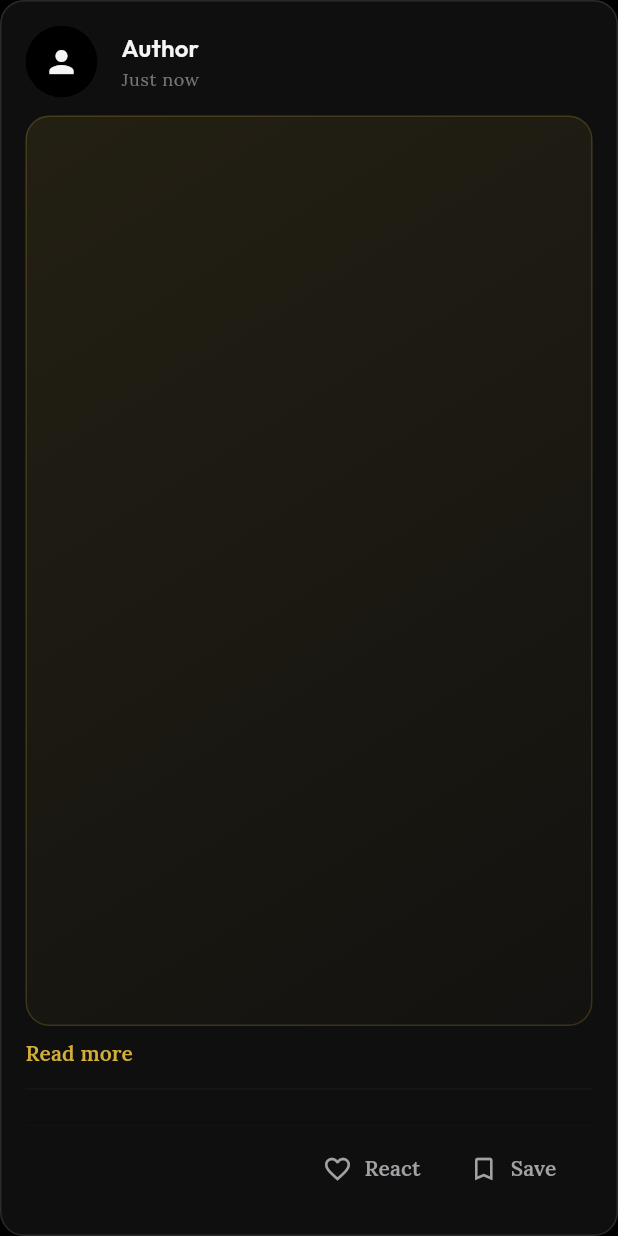
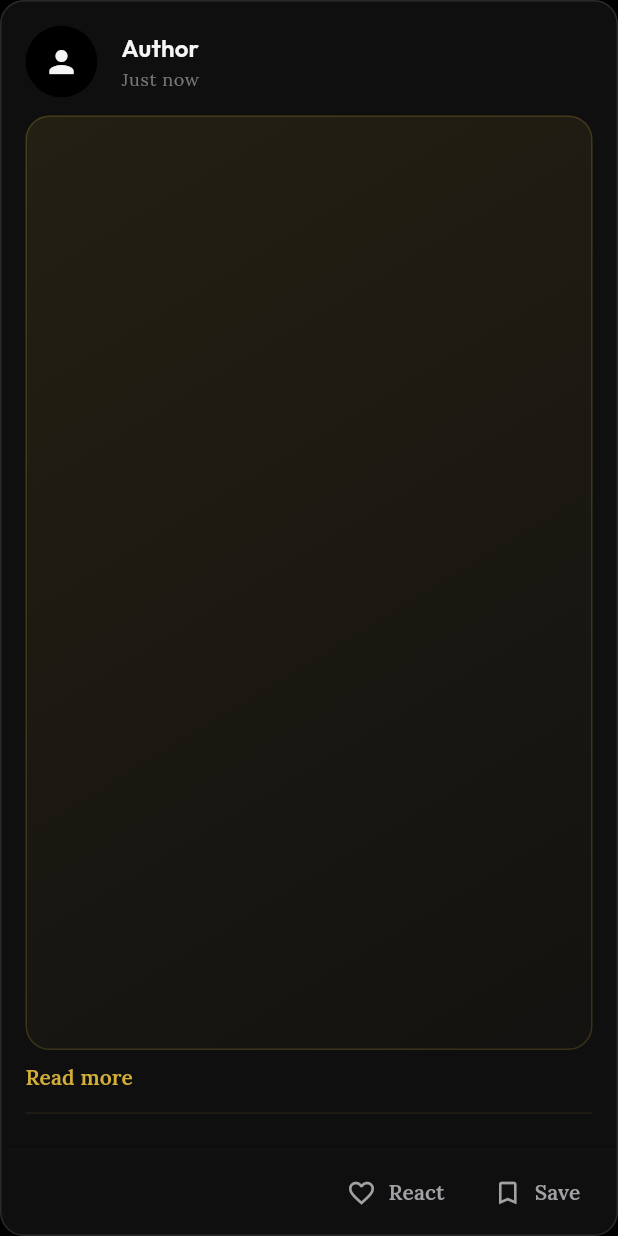
Before and after one commit to aviral2910/Healing-Milestone-v2, a Flutter app: the SwipeStoryCard widget shown alone on an empty page, opened directly with empty values, on a phone screen of 412 x 824 dp. Run offline on Flutter 3.47's test engine with Material 3 defaults, Android fonts, the phone set to English and light mode, and no system bars; our stand-ins replace cloud_firestore, device_preview, firebase_auth, firebase_core, firebase_storage, flutter_hooks and 12 more; accounts and stored records are empty; network calls fail.

Commit message:
swipe added

```diff
--- a/lib/shared/widgets/swipe_story_card.dart
+++ b/lib/shared/widgets/swipe_story_card.dart
@@ -392,18 +392,53 @@
                 ),
               ),
 
+              if (widget.story.hashtagsList.isNotEmpty) ...[
+                const SizedBox(height: 12),
+                SizedBox(
+                  height: 28,
+                  child: ListView.separated(
+                    padding: const EdgeInsets.symmetric(horizontal: 16.0),
+                    scrollDirection: Axis.horizontal,
+                    itemCount: widget.story.hashtagsList.length,
+                    separatorBuilder: (context, index) =>
+                        const SizedBox(width: 8),
+                    itemBuilder: (context, index) {
+                      final tag = widget.story.hashtagsList[index];
+                      return Container(
+                        padding: const EdgeInsets.symmetric(
+                            horizontal: 10.0, vertical: 4.0),
+                        decoration: BoxDecoration(
+                          color:
+                              theme.colorScheme.primary.withValues(alpha: 0.1),
+                          borderRadius: BorderRadius.circular(12),
+                        ),
+                        alignment: Alignment.center,
+                        child: Text(
+                          '#$tag',
+                          style: TextStyle(
+                            color: theme.colorScheme.primary,
+                            fontSize: 12,
+                            fontWeight: FontWeight.bold,
+                          ),
+                        ),
+                      );
+                    },
+                  ),
+                ),
+              ],
+
               // Interaction Section
               Padding(
                 padding: EdgeInsets.symmetric(horizontal: 16.0),
                 child: Divider(
                   height: 24,
                   color: theme.colorScheme.primary.withValues(alpha: .25),
-                  thickness: .2,
+                  thickness: .4,
                 ),
               ),
               Padding(
-                padding: const EdgeInsets.only(
-                    left: 16.0, right: 16.0, bottom: 16.0),
+                padding:
+                    const EdgeInsets.only(left: 0.0, right: 0.0, bottom: 0.0),
                 child: InteractionSection(
                   story: widget.story,
                   showLabels: true,
```
